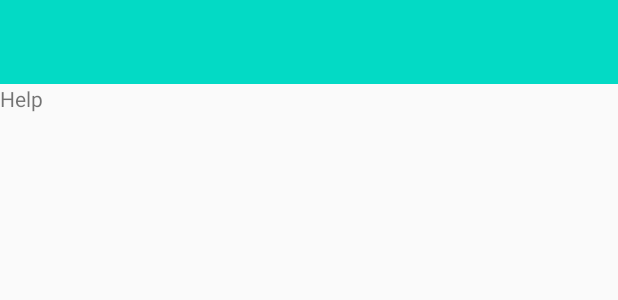
After one commit to NdV66/AndroidJourney, an Android app: the layout activity_help.xml on its own in the app's theme, with its tools: preview values and no code run, on a phone screen of 412 x 824 dp. The commit adds this screen. Shown: the top 300 px of the screen. Run offline under Robolectric (Android 15) with nearby library versions, the phone set to English and light mode, and no system bars.

Commit message:
fragments and activities

```diff
--- a/NavigationItems/app/src/main/AndroidManifest.xml
+++ b/NavigationItems/app/src/main/AndroidManifest.xml
@@ -8,7 +8,10 @@
         android:label="@string/app_name"
         android:roundIcon="@mipmap/ic_launcher_round"
         android:supportsRtl="true"
-        android:theme="@style/Theme.NavigationItems">
+        android:theme="@style/AppTheme">
+        <activity
+            android:name=".HelpActivity"
+            android:exported="false" />
         <activity
             android:name=".MainActivity"
             android:exported="true">
--- /dev/null
+++ b/NavigationItems/app/src/main/res/layout/activity_help.xml
@@ -0,0 +1,18 @@
+<?xml version="1.0" encoding="utf-8"?>
+<LinearLayout xmlns:android="http://schemas.android.com/apk/res/android"
+    xmlns:tools="http://schemas.android.com/tools"
+    android:layout_width="match_parent"
+    android:layout_height="match_parent"
+    android:orientation="vertical"
+    tools:context=".HelpActivity">
+
+    <include
+        android:id="@+id/toolbar"
+        layout="@layout/toolbar_main" />
+
+    <TextView
+        android:layout_width="match_parent"
+        android:layout_height="match_parent"
+        android:text="@string/help_title" />
+
+</LinearLayout>
--- /dev/null
+++ b/NavigationItems/app/src/main/res/layout/toolbar_main.xml
@@ -0,0 +1,7 @@
+<?xml version="1.0" encoding="utf-8"?>
+
+<androidx.appcompat.widget.Toolbar xmlns:android="http://schemas.android.com/apk/res/android"
+    android:layout_width="match_parent"
+    android:layout_height="?attr/actionBarSize"
+    android:background="?attr/colorPrimary"
+    android:theme="@style/ThemeOverlay.AppCompat.ActionBar" />
--- a/NavigationItems/app/src/main/res/values/strings.xml
+++ b/NavigationItems/app/src/main/res/values/strings.xml
@@ -2,4 +2,5 @@
     <string name="app_name">NavigationItems</string>
     <string name="valar_title">Valar names</string>
     <string name="maia_title">Valar names</string>
+    <string name="help_title">Help</string>
 </resources>
--- /dev/null
+++ b/NavigationItems/app/src/main/res/values/styles.xml
@@ -0,0 +1,8 @@
+<?xml version="1.0" encoding="utf-8"?>
+<resources>
+    <style name="AppTheme" parent="Theme.AppCompat.Light.NoActionBar">
+        <item name="colorPrimary">@color/teal_200</item>
+        <item name="colorPrimaryDark">@color/teal_700</item>
+        <item name="colorAccent">@color/purple_200</item>
+    </style>
+</resources>
```
Also changed, not shown: NavigationItems/app/src/main/java/com/ndv/navigationitems/HelpActivity.kt (added, +18 -0 lines).
